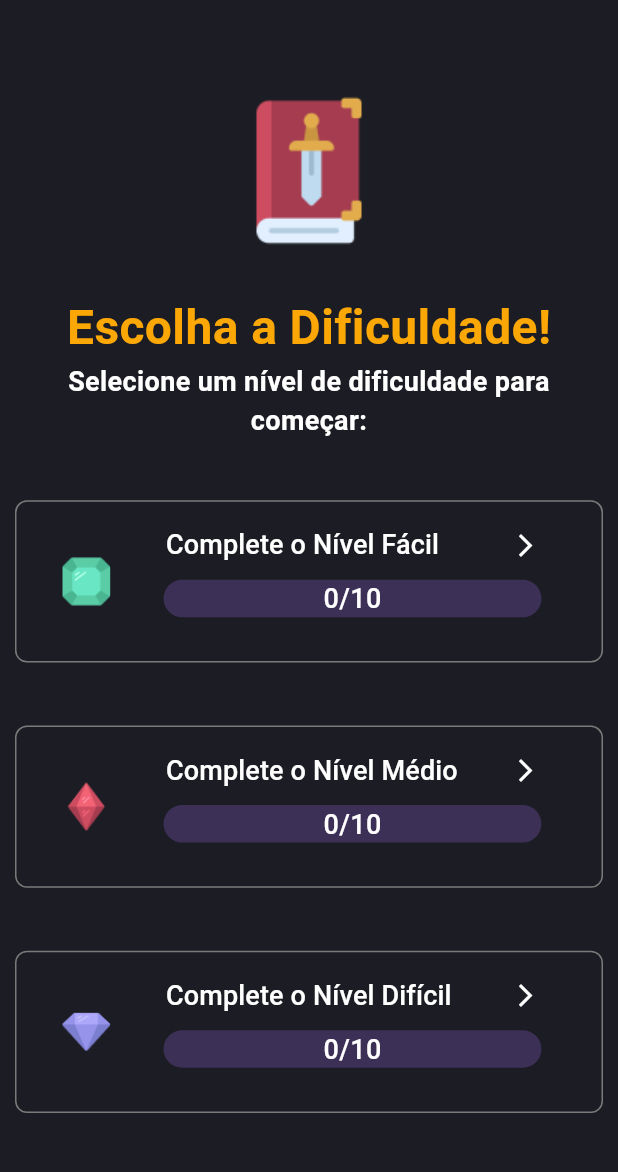
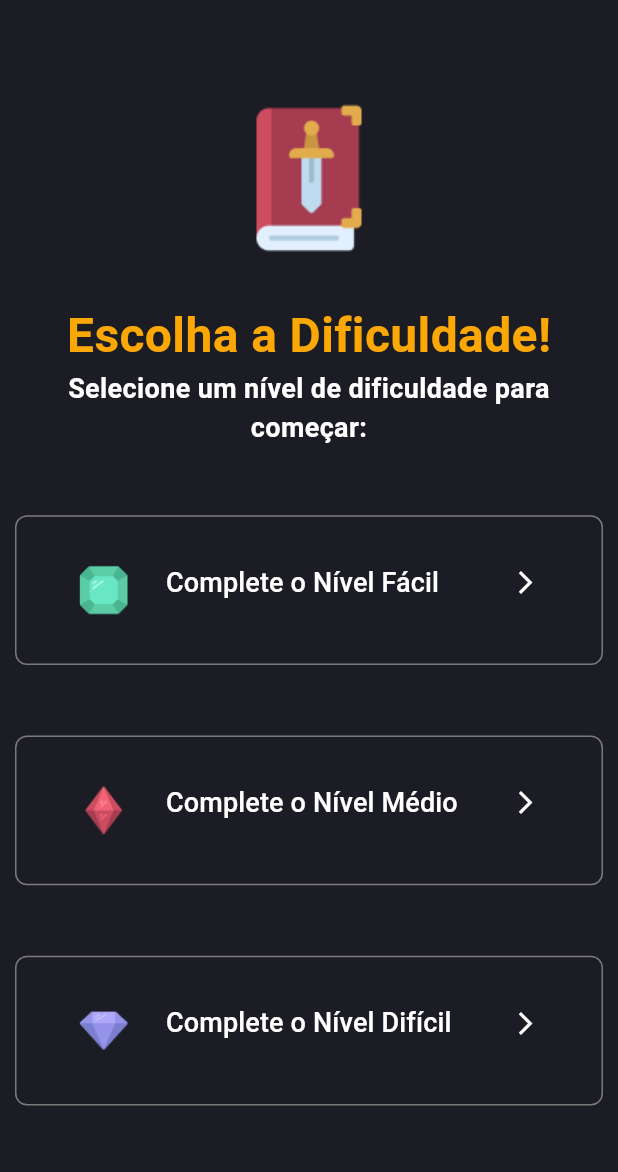
Before and after one commit to HildiDante/TableTrue, a Flutter app: the screen it shows after launch, on a phone screen of 412 x 824 dp, the part 63-1235 px from its top. Run offline on Flutter 3.47's test engine with Material 3 defaults, Android fonts, the phone set to English and light mode, and no system bars; drawn by our look-alikes of percent_indicator; our stand-ins replace firebase_core, flutter_svg, shared_preferences; accounts and stored records are empty; Roboto replaces fonts that are missing (Quicksand).

Commit message:
retirada da barra de progresso

```diff
--- a/lib/main.dart
+++ b/lib/main.dart
@@ -160,10 +160,7 @@ class _MyHomePageState extends State<MyHomePage> {
               ),
             );
           },
-          child: SizedBox(
-            width: MediaQuery.of(context).size.width * 0.95,
-            height: MediaQuery.of(context).size.height * 0.09,
-            child: Row(
+          child:Row(
             mainAxisAlignment: MainAxisAlignment.center,
             children: [
               Image.asset(
@@ -191,32 +188,31 @@ class _MyHomePageState extends State<MyHomePage> {
                     ],
                   ),
                   SizedBox(height: 10.0),
-                    LinearPercentIndicator(
-                      width: MediaQuery.of(context).size.width * 0.66,
-                      animation: true,
-                      lineHeight: 25.0,
-                      animationDuration: 1000,
-                      percent:
-                          (min(double.parse(porcentagem.toString()), 10) / 10),
-                      center: Text(
-                        "${min(porcentagem, 10)}/10",
-                        style: TextStyle(
-                            color: Colors.white,
-                            fontSize: 18,
-                            fontWeight: FontWeight.w500),
-                      ),
-                      linearStrokeCap: LinearStrokeCap.roundAll,
-                      progressColor: fontPrincipal,
-                      backgroundColor: embaixoBorda,
-                      barRadius: Radius.circular(14),
-                    ),
+                  // LinearPercentIndicator(
+                  //   width: MediaQuery.of(context).size.width * 0.66,
+                  //   animation: true,
+                  //   lineHeight: 25.0,
+                  //   animationDuration: 1000,
+                  //   percent:
+                  //       (min(double.parse(porcentagem.toString()), 10) / 10),
+                  //   center: Text(
+                  //     "${min(porcentagem, 10)}/10",
+                  //     style: TextStyle(
+                  //         color: Colors.white,
+                  //         fontSize: 18,
+                  //         fontWeight: FontWeight.w500),
+                  //   ),
+                  //   linearStrokeCap: LinearStrokeCap.roundAll,
+                  //   progressColor: fontPrincipal,
+                  //   backgroundColor: embaixoBorda,
+                  //   barRadius: Radius.circular(14),
+                  // ),
                 ],
               ),
             ],
           ),
         ),
       ),
-      ),
     );
   }
 }
```
Lines whose indentation alone changed are shown as unchanged.
